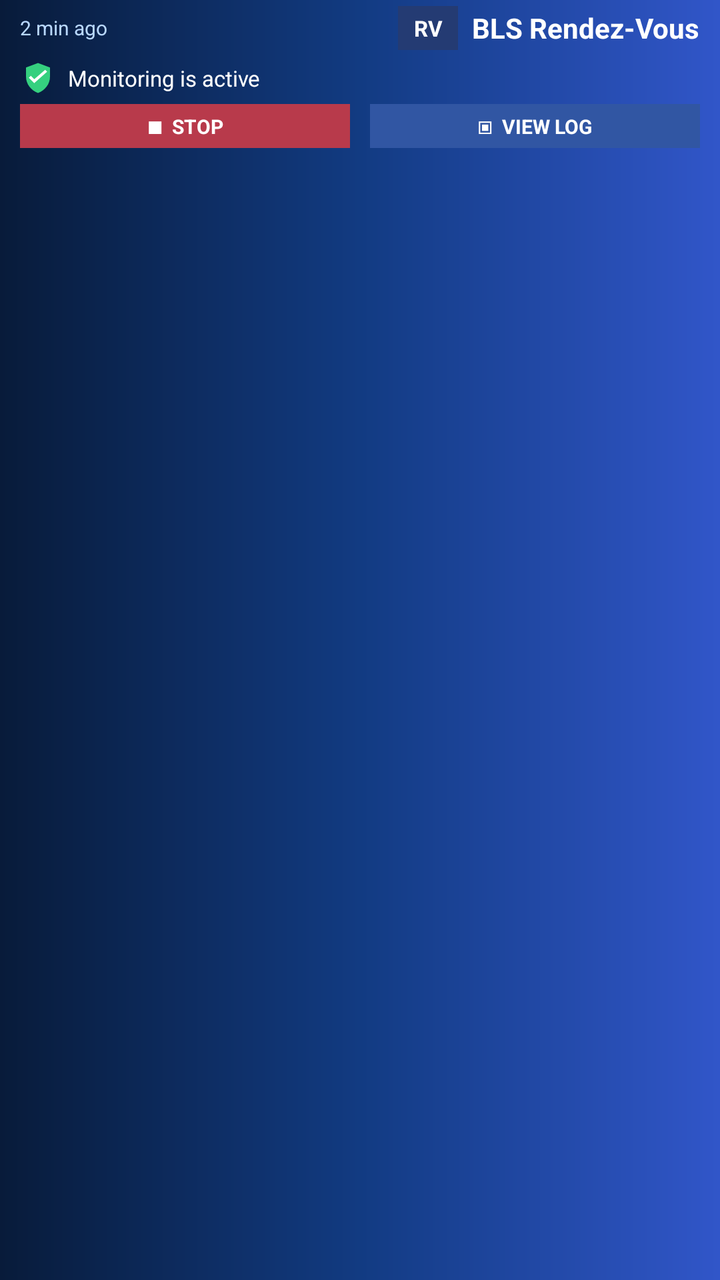
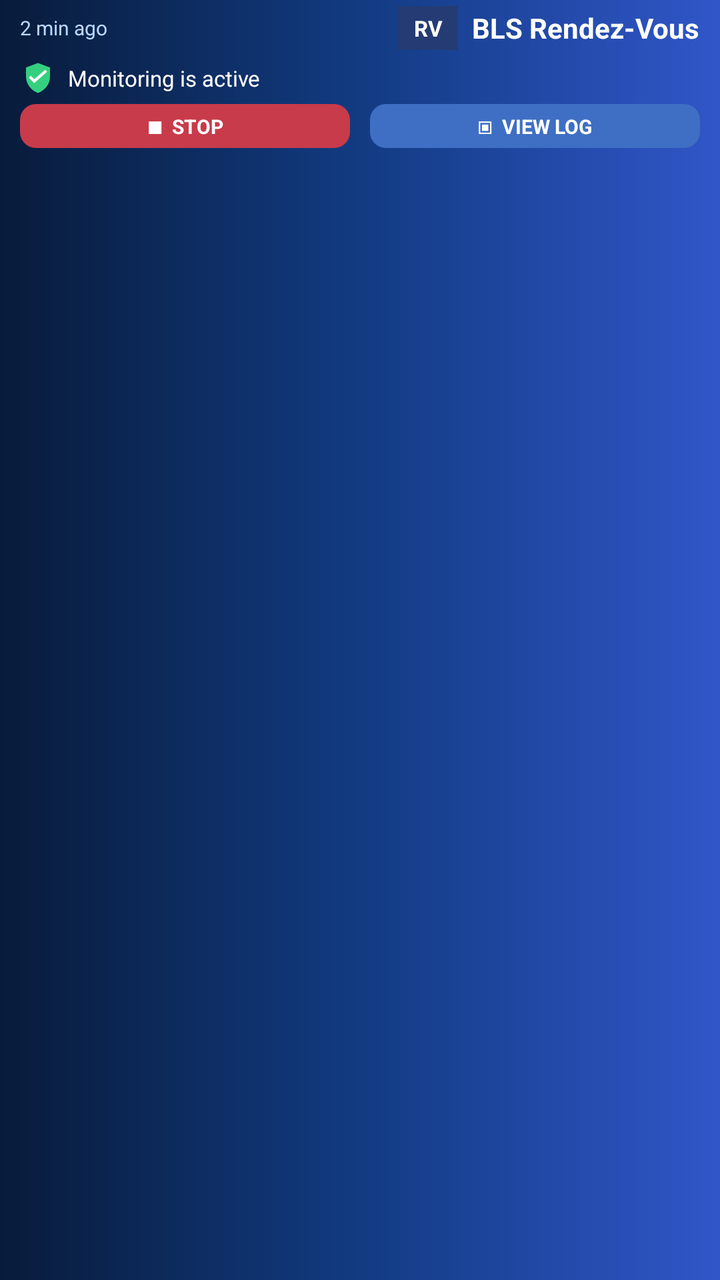

Two renders of the same Android screen: before a commit and after it. Below are the layout's source before the change and the commit's diff.
<!-- AndroidManifest.xml: application theme android:Theme.Material.Light.NoActionBar -->
<!-- res/layout/notification_monitoring.xml -->
<?xml version="1.0" encoding="utf-8"?>
<LinearLayout
    xmlns:android="http://schemas.android.com/apk/res/android"
    android:layout_width="match_parent"
    android:layout_height="76dp"
    android:orientation="vertical"
    android:background="@drawable/notification_header_bg"
    android:paddingStart="10dp"
    android:paddingEnd="10dp">

    
    
    

    <LinearLayout
        android:layout_width="match_parent"
        android:layout_height="28dp"
        android:orientation="horizontal"
        android:gravity="center_vertical">

        

        <TextView
            android:id="@+id/notification_time"
            android:layout_width="0dp"
            android:layout_height="match_parent"
            android:layout_weight="1"
            android:gravity="center_vertical"
            android:text="2 min ago"
            android:textColor="#B9D8FF"
            android:textSize="10sp"
            android:maxLines="1" />

        

        <TextView
            android:id="@+id/notification_rv"
            android:layout_width="30dp"
            android:layout_height="22dp"
            android:gravity="center"
            android:text="RV"
            android:textColor="#FFFFFF"
            android:textSize="11sp"
            android:textStyle="bold"
            android:background="#243B73" />

        

        <TextView
            android:id="@+id/notification_title"
            android:layout_width="wrap_content"
            android:layout_height="match_parent"
            android:paddingStart="7dp"
            android:gravity="center_vertical"
            android:text="BLS Rendez-Vous"
            android:textColor="#FFFFFF"
            android:textSize="14sp"
            android:textStyle="bold"
            android:maxLines="1" />

    </LinearLayout>


    
    
    

    <LinearLayout
        android:layout_width="match_parent"
        android:layout_height="22dp"
        android:orientation="horizontal"
        android:gravity="center_vertical">

        <ImageView
            android:layout_width="18dp"
            android:layout_height="18dp"
            android:src="@drawable/ic_monitoring_shield"
            android:contentDescription="@null" />

        <TextView
            android:id="@+id/notification_description"
            android:layout_width="wrap_content"
            android:layout_height="match_parent"
            android:paddingStart="6dp"
            android:gravity="center_vertical"
            android:text="Monitoring is active"
            android:textColor="#FFFFFF"
            android:textSize="11sp"
            android:maxLines="1" />

    </LinearLayout>


    
    
    

    <LinearLayout
        android:layout_width="match_parent"
        android:layout_height="26dp"
        android:orientation="horizontal"
        android:gravity="center_vertical">

        <TextView
            android:id="@+id/notification_stop"
            android:layout_width="0dp"
            android:layout_height="22dp"
            android:layout_weight="1"
            android:layout_marginEnd="5dp"
            android:gravity="center"
            android:text="■  STOP"
            android:textColor="#FFFFFF"
            android:textSize="10sp"
            android:textStyle="bold"
            android:background="#B83A4B" />

        <TextView
            android:id="@+id/notification_log"
            android:layout_width="0dp"
            android:layout_height="22dp"
            android:layout_weight="1"
            android:layout_marginStart="5dp"
            android:gravity="center"
            android:text="▣  VIEW LOG"
            android:textColor="#FFFFFF"
            android:textSize="10sp"
            android:textStyle="bold"
            android:background="#3156A3" />

    </LinearLayout>

</LinearLayout>
<!-- resources referenced by this layout -->
<resources>
  <!-- drawable ic_monitoring_shield (drawable) -->
  <?xml version="1.0" encoding="utf-8"?>
  <vector
      xmlns:android="http://schemas.android.com/apk/res/android"
      android:width="18dp"
      android:height="18dp"
      android:viewportWidth="24"
      android:viewportHeight="24">
  
      
      <path
          android:fillColor="#35D07F"
          android:pathData="M12,2
                            L20,5
                            L20,11
                            C20,16 16.8,20.2 12,22
                            C7.2,20.2 4,16 4,11
                            L4,5
                            Z" />
  
      
      <path
          android:fillColor="#FFFFFF"
          android:pathData="M9.5,12.8
                            L7.2,10.5
                            L5.9,11.8
                            L9.5,15.4
                            L18.1,7.8
                            L16.8,6.5
                            Z" />
  
  </vector>
  <!-- drawable notification_header_bg (drawable) -->
  <?xml version="1.0" encoding="utf-8"?>
  <shape
      xmlns:android="http://schemas.android.com/apk/res/android"
      android:shape="rectangle">
  
      <gradient
          android:type="linear"
          android:angle="0"
          android:startColor="#081B3A"
          android:centerColor="#123B82"
          android:endColor="#3156C9" />
  
  </shape>
</resources>

<!-- the commit's change to res/layout/notification_monitoring.xml (unified diff, before → after) -->
@@ -112,7 +112,7 @@
             android:textColor="#FFFFFF"
             android:textSize="10sp"
             android:textStyle="bold"
-            android:background="#B83A4B" />
+            android:background="@drawable/notification_stop_bg" />
 
         <TextView
             android:id="@+id/notification_log"
@@ -125,7 +125,7 @@
             android:textColor="#FFFFFF"
             android:textSize="10sp"
             android:textStyle="bold"
-            android:background="#3156A3" />
+            android:background="@drawable/notification_log_bg" />
 
     </LinearLayout>
 
<!-- resource entries referenced after the edit -->
@@ -46,5 +46,29 @@
           android:endColor="#3156C9" />
   
   </shape>
+  <!-- drawable notification_log_bg (drawable) -->
+  <?xml version="1.0" encoding="utf-8"?>
+  <shape xmlns:android="http://schemas.android.com/apk/res/android"
+      android:shape="rectangle">
+  
+      <solid
+          android:color="#3F6FC4" />
+  
+      <corners
+          android:radius="8dp" />
+  
+  </shape>
+  <!-- drawable notification_stop_bg (drawable) -->
+  <?xml version="1.0" encoding="utf-8"?>
+  <shape xmlns:android="http://schemas.android.com/apk/res/android"
+      android:shape="rectangle">
+  
+      <solid
+          android:color="#C83B4B" />
+  
+      <corners
+          android:radius="8dp" />
+  
+  </shape>
 </resources>
 
